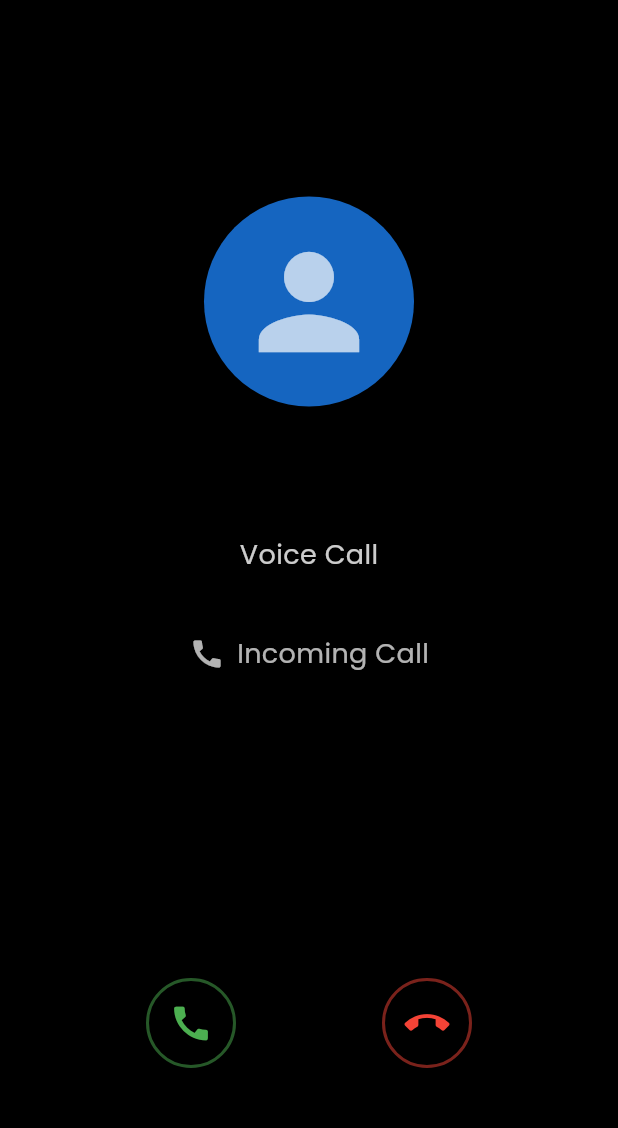
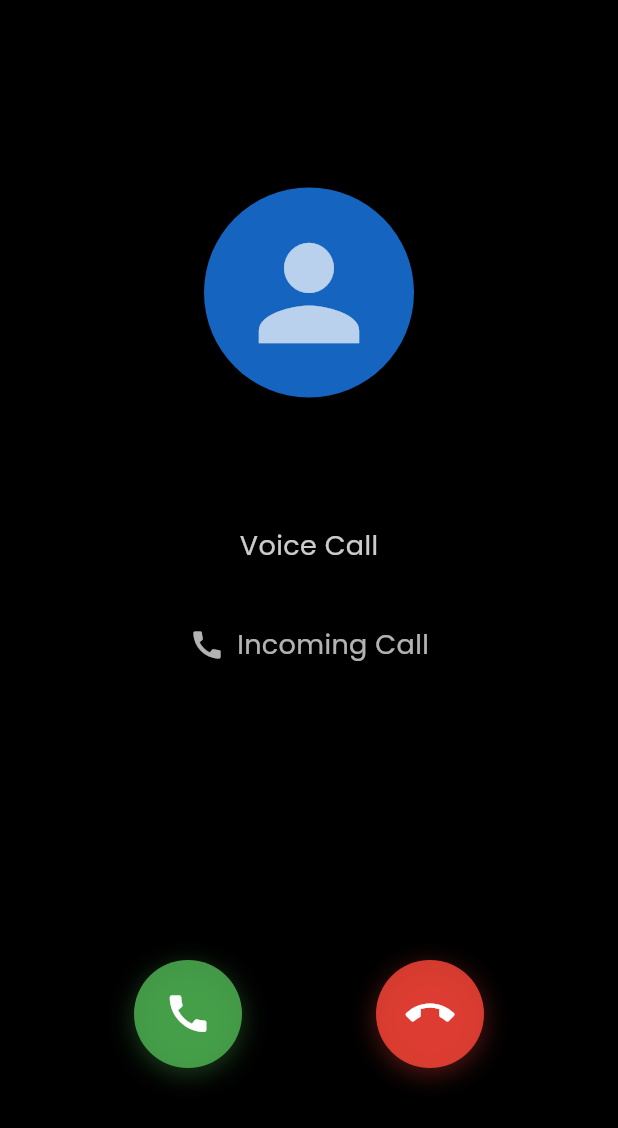
Before and after one commit to marriagestationpvtltd-lang/maapk, a Flutter app: the IncomingVideoCallScreen screen opened directly with empty values, on a phone screen of 412 x 824 dp, the part 108-1236 px from its top. Run offline on Flutter 3.47's test engine with Material 3 defaults, Android fonts, the phone set to English and light mode, and no system bars; our stand-ins replace audioplayers, cached_network_image, cloud_firestore, connectivity_plus, country_code_picker, file_picker and 15 more; missing offline and left inert: agora_rtc_engine; accounts and stored records are empty; network calls fail.

Commit message:
Fix call notification key mismatch and improve calling UI buttons
- Fix CallStateRecoveryManager.handleNotificationTap: use camelCase keys
  (callerId, callerName, channelName) with underscore fallbacks for legacy data.
  This fixes the issue where tapping a background FCM call notification showed
  the app but not the call screen.

- Fix CallStateRecoveryManager._navigateToCallScreen: use camelCase keys in
  callData map to match what IncomingCallScreen._parseData expects. Previously
  used underscore keys (caller_id, channel_name) causing null values, silently
  failing during call acceptance.

- Improve IncomingCallScreen buttons: replace small IconButton (48px) with
  72px circular GestureDetector buttons with colored backgrounds, drop shadows,
  and loading indicator on Accept while processing.

- Improve IncomingVideoCallScreen accept/reject buttons: larger (72px), colored
  backgrounds, loading state, and better visual feedback. Also improve active
  call control buttons with larger touch targets and shadows.

Agent-Logs-Url: https://github.com/marriagestationpvtltd-lang/maapk/sessions/d4340878-2cb0-4c12-ada0-de2f641417a1

Co-authored-by: marriagestationpvtltd-lang <254104945+marriagestationpvtltd-lang@users.noreply.github.com>

```diff
--- a/msfinal/lib/Calling/incomingvideocall.dart
+++ b/msfinal/lib/Calling/incomingvideocall.dart
@@ -524,13 +524,14 @@ class _IncomingVideoCallScreenState extends State<IncomingVideoCallScreen> {
                 icon: Icons.call,
                 color: Colors.green,
                 onPressed: _acceptCall,
-                size: 60,
+                size: 72,
+                loading: _processing,
               ),
               _acceptRejectButton(
                 icon: Icons.call_end,
                 color: Colors.red,
                 onPressed: _rejectCall,
-                size: 60,
+                size: 72,
               ),
             ],
           ),
@@ -666,23 +667,32 @@ class _IncomingVideoCallScreenState extends State<IncomingVideoCallScreen> {
     required IconData icon,
     required Color color,
     required VoidCallback onPressed,
-    double size = 60,
+    double size = 72,
+    bool loading = false,
   }) {
     return GestureDetector(
-      onTap: onPressed,
+      onTap: loading ? null : onPressed,
       child: Container(
         width: size,
         height: size,
         decoration: BoxDecoration(
-          color: Colors.black54,
+          color: color.withOpacity(0.85),
           shape: BoxShape.circle,
-          border: Border.all(color: color.withOpacity(0.5), width: 2),
+          boxShadow: [
+            BoxShadow(
+              color: color.withOpacity(0.35),
+              blurRadius: 14,
+              offset: const Offset(0, 4),
+            ),
+          ],
         ),
-        child: Icon(
-          icon,
-          color: color,
-          size: size * 0.5,
-        ),
+        child: loading
+            ? const Center(child: SizedBox(width: 28, height: 28, child: CircularProgressIndicator(color: Colors.white, strokeWidth: 3)))
+            : Icon(
+                icon,
+                color: Colors.white,
+                size: size * 0.45,
+              ),
       ),
     );
   }
@@ -730,7 +740,7 @@ class _IncomingVideoCallScreenState extends State<IncomingVideoCallScreen> {
     required IconData icon,
     required Color color,
     required VoidCallback onPressed,
-    double size = 48,
+    double size = 56,
   }) {
     return GestureDetector(
       onTap: onPressed,
@@ -738,13 +748,20 @@ class _IncomingVideoCallScreenState extends State<IncomingVideoCallScreen> {
         width: size,
         height: size,
         decoration: BoxDecoration(
-          color: Colors.black54,
+          color: color == Colors.red ? Colors.red.withOpacity(0.85) : Colors.black54,
           shape: BoxShape.circle,
+          boxShadow: [
+            BoxShadow(
+              color: Colors.black.withOpacity(0.25),
+              blurRadius: 8,
+              offset: const Offset(0, 2),
+            ),
+          ],
         ),
         child: Icon(
           icon,
-          color: color,
-          size: size * 0.6,
+          color: color == Colors.red ? Colors.white : color,
+          size: size * 0.55,
         ),
       ),
     );
```
Also changed, not shown: msfinal/lib/Calling/call_state_recovery_manager.dart (+16 -15 lines), msfinal/lib/Calling/incommingcall.dart (+32 -12 lines).
